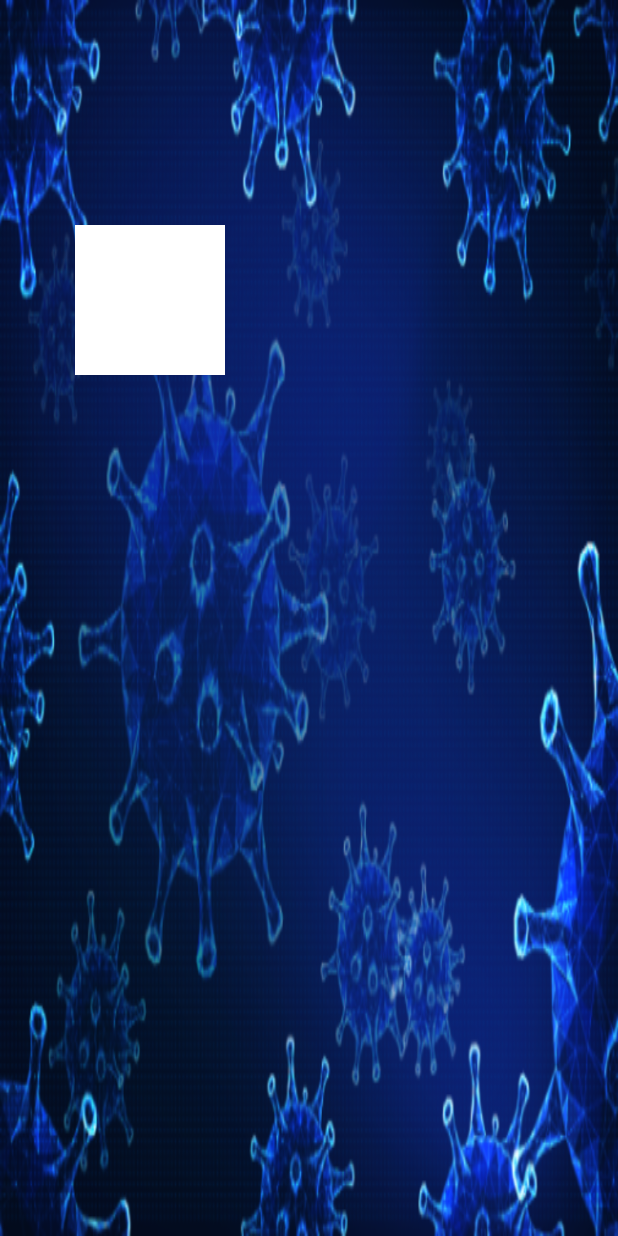
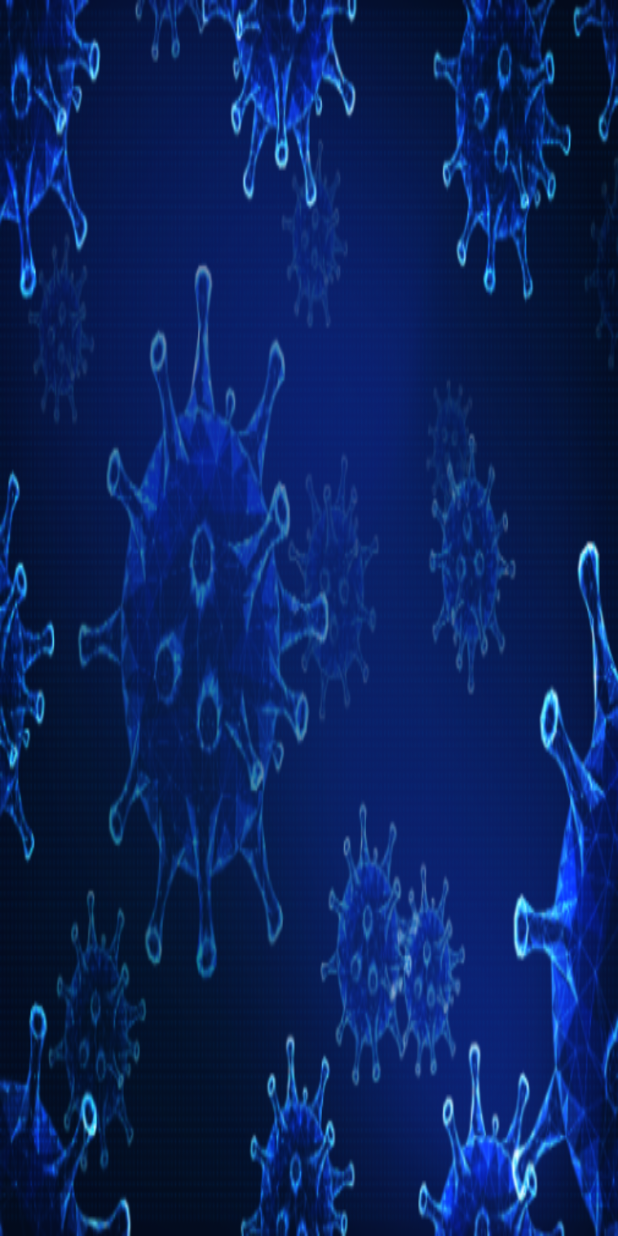
Before and after one commit to Thomazino/Covid-Calculator, an Android app: the Propabilities screen opened directly, with no data from a screen before it, on a phone screen of 412 x 824 dp. Run offline under Robolectric (Android 15) with nearby library versions, the phone set to English and light mode, and no system bars; 20 statements that could not run were skipped.

Commit message:
Data με σχολια

```diff
--- a/app/src/main/java/com/example/helloapp/Propabilities.java
+++ b/app/src/main/java/com/example/helloapp/Propabilities.java
@@ -10,16 +10,40 @@ public class Propabilities extends AppCompatActivity {
     protected void onCreate(Bundle savedInstanceState) {
         super.onCreate(savedInstanceState);
         setContentView(R.layout.activity_propabilities);
-        txt=(TextView)findViewById(R.id.textView);
         DatabaseAccess dt=DatabaseAccess.getInstance(getApplicationContext());
         dt.open();
         String[] infos=dt.getInfoForCountry("Chad");
+        /**Η info παιρνει ως ορισμα το ονομα μιας χωρας και επιστρεφει εναν πινακα
+         * με πληροφοριες σχετικα με αυτην σε πινακα 7 θεσεων. Η πρωτη θεση
+         * ειναι το Τotal cases για τον κορονοιο της χωρας,η 2η τα total deaths
+         * η 3η τα total recovered η 4η τα active cases η 5η τα Critical cases
+         * η 6η το sex ratio της καθε χωρας πχ αμα ειναι 1.03 τοτε
+         * πληθος αντρων/πληθος γυναικων=1.03. Και τελος η 7η με το population της καθε χωρας.
+         * Ολα επιστρεφονται σε string οποτε θα χρειαστει ενα μικρο cast στη πορεια που γινεται με μια συναρτηση*/
         String deathrate=dt.getDeathRateDisease("Cancer");
+        /**η συναρτηση getDeathRateDisease παιρνει ως ορισμα μια ασθενεια και σου επιστρεφει την πιθανοτητα
+         * (ή αλλιως το deathrate) να πεθανεις απο αυτην με δεδομενο οτι εχεις τον κορονοιο. Η βαση εχει καταχωρημενες
+         * τις πιθανοτητες ΜΟΝΟ για τα ορισματα Cardiovascular disease,Diabetes,Chronic respiratory disease
+         * Hypertension, Cancer*/
         String[][] Cases=dt.CasesData(45,"Male");
+        /**Η συναρτηση CasesData βαση της ηλικιας και του φυλου με δεδομενα απο 54 states στο κοσμο(δεν επηρεαζει καπως αυτο
+         * εχω σβησει τα states) σου επιστρεφει διαφορα καταγεγραμμενα δεδομενα ανα state.Με λιγα λογια εναν πινακα
+         * 54x6. Η πρωτη στηλη αντιπροσωπευει τους θανατους απο τον κορονοιο ενος state, η 2η τους συνολικους θανατους
+         * που υπηρξαν,η 3η τους θανατους απο πνευμονια,η 4η τους θανατους απο πνευμονια ΚΑΙ κορονοιο,η 5η
+         * τους θανατους απο influenza και η 6η τους θανατους ειτε απο κορονοιο ειτε απο πνευμονια ειτε απο influenza.*/
         String[][] GeneralCases=dt.GeneralCasesData();
+        /**Κανει τα ιδια με την CasesData απλα τα δεδομενα που επιστρεφει ειναι με βαση ολες τις ηλικιες και ολα τα φυλα.
+         * Ο πινακας παλι ειναι 54χ6 με ιδια ακριβως δομη.*/
         String[][] GeneralCasesOnSexes=dt.GeneralCasesOnSexesData("Male Total");
+        /**Τα μονα ορισματα που δεχεται ειναι Male Total ή Female Total. Η λειτουργια ειναι ιδια με την Casesdata
+         * με την διαφορα οτι τα δεδομενα που θα επιστραφουν ειναι συγκεκριμενα για το φυλο που θελουμε να παρουμε
+         * πληροφοριες σε ολες τις ηλικιες που υπαρχει. Παλι επιστρεφεται πινακας 54χ6 με την ιδια δομη που ανελυσα.
+         * Γενικα το CasesData εχει σκοπο να επικεντρωθει στα δεδομενα βαση του τι θα βαλει ο χρηστης στο input
+         * και οι αλλες ειναι πιο γενικες που ισως να βοηθησουν στο να βγει γενικα μια πιθανοτητα. */
         String[] Countries=dt.getCountries();
-        txt.setText(Countries[176]);
+        /**Επιστρεφει ολες τις χωρες που εχω στην βαση. Ειναι 177 και ο χρηστης πρεπει να διαλεξει μια απο αυτες
+         * αναγκαστικα αρα στο interface θα χρησιμοποιηθει σιγουρα αυτη η συναρτηση ωστε να μπουν αυτες οι χωρες
+         * ως επιλογες*/
         dt.close();
     }
 }
--- a/app/src/main/res/layout/activity_propabilities.xml
+++ b/app/src/main/res/layout/activity_propabilities.xml
@@ -7,14 +7,6 @@
     android:background="@drawable/background"
     tools:context=".Propabilities">
 
-    <TextView
-        android:id="@+id/textView"
-        android:layout_width="100dp"
-        android:layout_height="100dp"
-        android:translationY="150dp"
-        android:translationX="50dp"
-        android:background="#fff"
-        android:textColor="#000"
-        android:textSize="6dp"
-        android:text="TextView" />
+
+
 </RelativeLayout>
```
